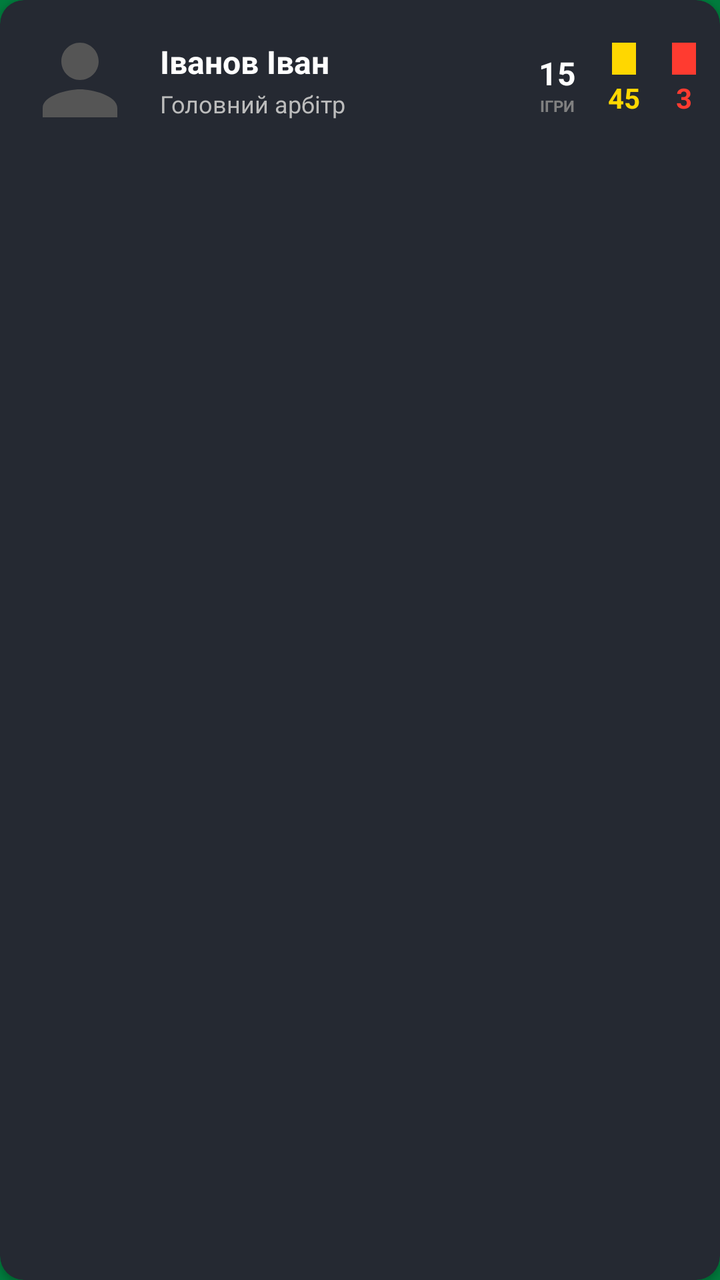
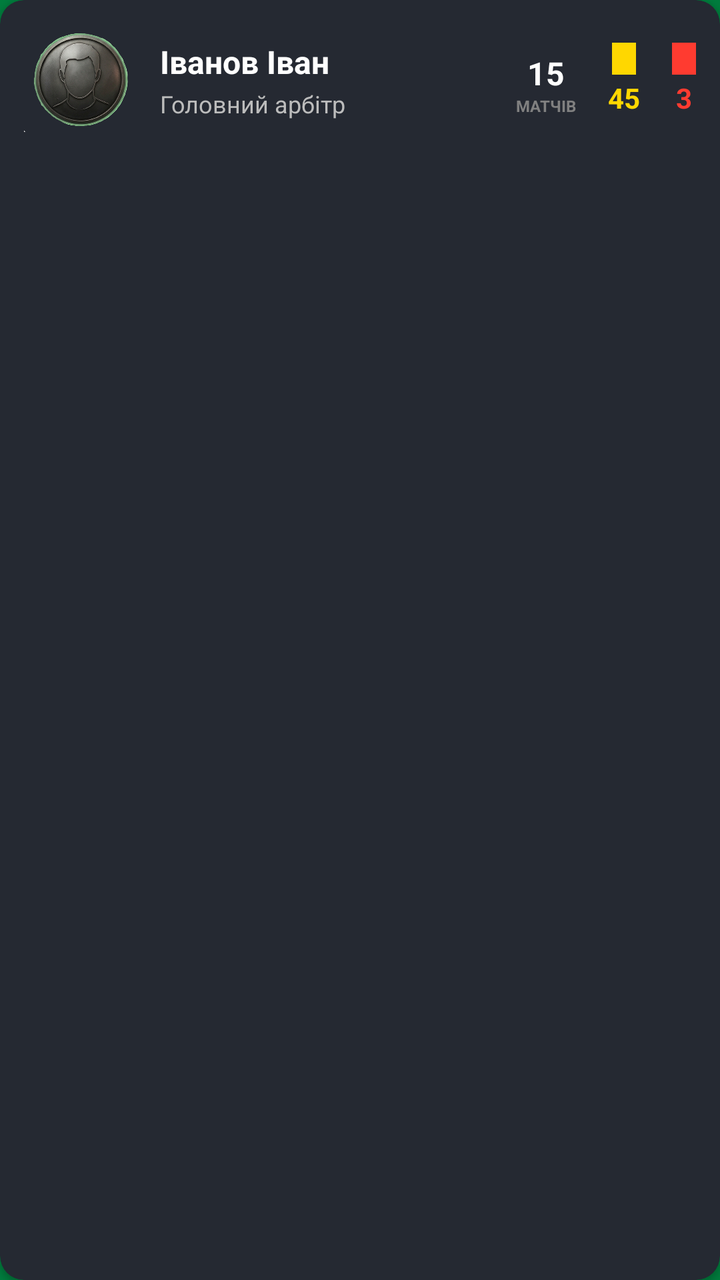

An Android layout rendered at two revisions. The XML below is the earlier revision; the diff shows what the commit changed to produce the second picture.
<!-- AndroidManifest.xml: application theme Theme.MAFFootball -->
<!-- res/layout/item_referee.xml -->
<?xml version="1.0" encoding="utf-8"?>
<androidx.cardview.widget.CardView xmlns:android="http://schemas.android.com/apk/res/android"
    xmlns:app="http://schemas.android.com/apk/res-auto"
    android:id="@+id/itemContainer"
    android:layout_width="match_parent"
    android:layout_height="wrap_content"
    android:layout_marginHorizontal="8dp"
    android:layout_marginVertical="6dp"
    app:cardBackgroundColor="#252932"
    app:cardCornerRadius="12dp"
    app:cardElevation="2dp">

    <LinearLayout
        android:layout_width="match_parent"
        android:layout_height="wrap_content"
        android:gravity="center_vertical"
        android:orientation="horizontal"
        android:padding="12dp">

        <ImageView
            android:id="@+id/ivRefereePhoto"
            android:layout_width="56dp"
            android:layout_height="56dp"
            android:src="@drawable/ic_player_placeholder" />

        <LinearLayout
            android:layout_width="0dp"
            android:layout_height="wrap_content"
            android:layout_marginStart="12dp"
            android:layout_weight="1"
            android:orientation="vertical">

            <TextView
                android:id="@+id/tvRefereeName"
                android:layout_width="wrap_content"
                android:layout_height="wrap_content"
                android:text="Іванов Іван"
                android:textColor="#FFFFFF"
                android:textSize="16sp"
                android:textStyle="bold" />

            <TextView
                android:id="@+id/tvRefereeRole"
                android:layout_width="wrap_content"
                android:layout_height="wrap_content"
                android:layout_marginTop="2dp"
                android:text="Головний арбітр"
                android:textColor="#BCBCBC"
                android:textSize="12sp" />
        </LinearLayout>

        <LinearLayout
            android:layout_width="wrap_content"
            android:layout_height="wrap_content"
            android:gravity="bottom"
            android:orientation="horizontal">

            <LinearLayout
                android:layout_width="wrap_content"
                android:layout_height="wrap_content"
                android:gravity="center"
                android:orientation="vertical"
                android:layout_marginEnd="16dp">
                
                <TextView
                    android:id="@+id/tvMatches"
                    android:layout_width="wrap_content"
                    android:layout_height="wrap_content"
                    android:text="15"
                    android:textColor="#FFFFFF"
                    android:textSize="16sp"
                    android:textStyle="bold" />
                    
                <TextView
                    android:layout_width="wrap_content"
                    android:layout_height="wrap_content"
                    android:text="ІГРИ"
                    android:textColor="#808080"
                    android:textSize="8sp"
                    android:textStyle="bold" />
            </LinearLayout>

            <LinearLayout
                android:layout_width="wrap_content"
                android:layout_height="wrap_content"
                android:gravity="center"
                android:orientation="vertical"
                android:layout_marginEnd="16dp">
                
                <View
                    android:layout_width="12dp"
                    android:layout_height="16dp"
                    android:layout_marginBottom="2dp"
                    android:background="#FFD700" />
                    
                <TextView
                    android:id="@+id/tvYellowCards"
                    android:layout_width="wrap_content"
                    android:layout_height="wrap_content"
                    android:text="45"
                    android:textColor="#FFD700"
                    android:textSize="14sp"
                    android:textStyle="bold" />
            </LinearLayout>

            <LinearLayout
                android:layout_width="wrap_content"
                android:layout_height="wrap_content"
                android:gravity="center"
                android:orientation="vertical">
                
                <View
                    android:layout_width="12dp"
                    android:layout_height="16dp"
                    android:layout_marginBottom="2dp"
                    android:background="#FF3B30" />
                    
                <TextView
                    android:id="@+id/tvRedCards"
                    android:layout_width="wrap_content"
                    android:layout_height="wrap_content"
                    android:text="3"
                    android:textColor="#FF3B30"
                    android:textSize="14sp"
                    android:textStyle="bold" />
            </LinearLayout>
        </LinearLayout>
    </LinearLayout>
</androidx.cardview.widget.CardView>
<!-- resources referenced by this layout -->
<resources>
  <!-- drawable ic_player_placeholder (drawable) -->
  <vector xmlns:android="http://schemas.android.com/apk/res/android"
      android:width="24dp"
      android:height="24dp"
      android:viewportWidth="24"
      android:viewportHeight="24">
      <path
          android:fillColor="#555555"
          android:pathData="M12,12c2.21,0 4,-1.79 4,-4s-1.79,-4 -4,-4 -4,1.79 -4,4 1.79,4 4,4zM12,14c-2.67,0 -8,1.34 -8,4v2h16v-2c0,-2.66 -5.33,-4 -8,-4z"/>
  </vector>
  <style name="Theme.MAFFootball" parent="Theme.MaterialComponents.DayNight.NoActionBar">
          <item name="colorPrimary">#007c3d</item>
          <item name="colorPrimaryVariant">#004d26</item>
          <item name="colorOnPrimary">@android:color/white</item>
          
          <item name="colorSecondary">#007c3d</item>
          <item name="colorOnSecondary">@android:color/white</item>
  
          <item name="android:statusBarColor">#007c3d</item>
          <item name="android:windowBackground">#007c3d</item>
      </style>
</resources>

<!-- the commit's change to res/layout/item_referee.xml (unified diff, before → after) -->
@@ -70,11 +70,12 @@
                     android:textColor="#FFFFFF"
                     android:textSize="16sp"
                     android:textStyle="bold" />
-                    
+
                 <TextView
+                    android:id="@+id/tvMatchesLabel"
                     android:layout_width="wrap_content"
                     android:layout_height="wrap_content"
-                    android:text="ІГРИ"
+                    android:text="МАТЧІВ"
                     android:textColor="#808080"
                     android:textSize="8sp"
                     android:textStyle="bold" />
<!-- resource entries referenced after the edit -->
@@ -1,15 +1,6 @@
 <!-- resources referenced by this layout -->
 <resources>
-  <!-- drawable ic_player_placeholder (drawable) -->
-  <vector xmlns:android="http://schemas.android.com/apk/res/android"
-      android:width="24dp"
-      android:height="24dp"
-      android:viewportWidth="24"
-      android:viewportHeight="24">
-      <path
-          android:fillColor="#555555"
-          android:pathData="M12,12c2.21,0 4,-1.79 4,-4s-1.79,-4 -4,-4 -4,1.79 -4,4 1.79,4 4,4zM12,14c-2.67,0 -8,1.34 -8,4v2h16v-2c0,-2.66 -5.33,-4 -8,-4z"/>
-  </vector>
+  <!-- drawable ic_player_placeholder: png bitmap (drawable, 260025 bytes) -->
   <style name="Theme.MAFFootball" parent="Theme.MaterialComponents.DayNight.NoActionBar">
           <item name="colorPrimary">#007c3d</item>
           <item name="colorPrimaryVariant">#004d26</item>
